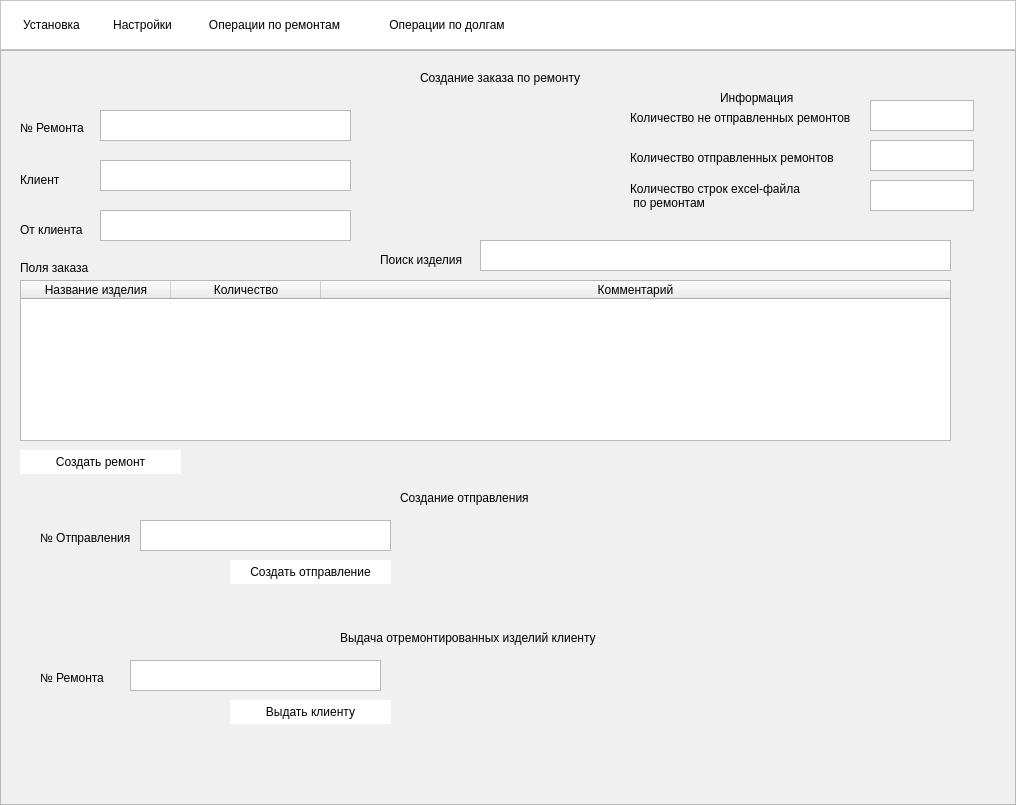
Qt form uiform.ui (IgorReyms/sklad) before a commit.
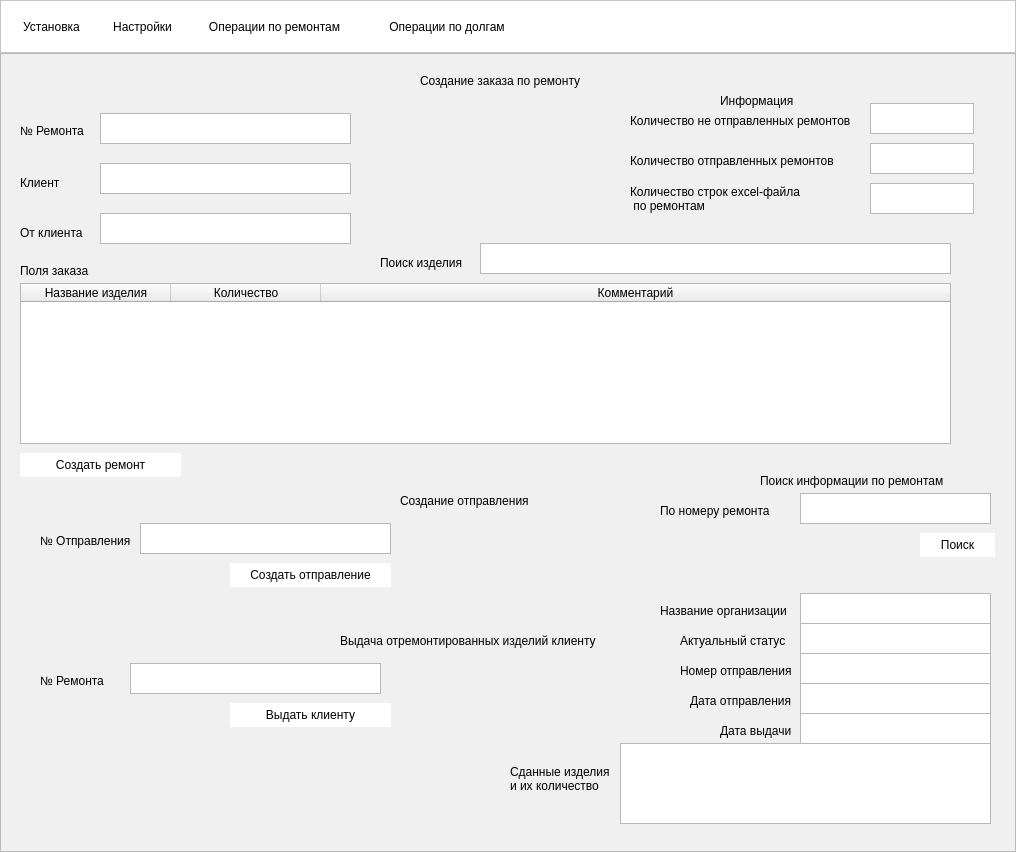
The same form after that commit.

Diff of the .ui file:
```diff
--- a/uiform.ui
+++ b/uiform.ui
@@ -7,7 +7,7 @@
     <x>0</x>
     <y>0</y>
     <width>1016</width>
-    <height>805</height>
+    <height>852</height>
    </rect>
   </property>
   <property name="windowTitle">
@@ -827,6 +827,197 @@
             <bool>true</bool>
            </attribute>
           </widget>
+          <widget class="QLabel" name="label_38">
+           <property name="geometry">
+            <rect>
+             <x>750</x>
+             <y>410</y>
+             <width>201</width>
+             <height>16</height>
+            </rect>
+           </property>
+           <property name="text">
+            <string>Поиск информации по ремонтам</string>
+           </property>
+          </widget>
+          <widget class="QLabel" name="label_40">
+           <property name="geometry">
+            <rect>
+             <x>650</x>
+             <y>440</y>
+             <width>161</width>
+             <height>16</height>
+            </rect>
+           </property>
+           <property name="text">
+            <string>По номеру ремонта</string>
+           </property>
+          </widget>
+          <widget class="QPlainTextEdit" name="FinderRepairNoTextEdit">
+           <property name="geometry">
+            <rect>
+             <x>790</x>
+             <y>430</y>
+             <width>191</width>
+             <height>31</height>
+            </rect>
+           </property>
+          </widget>
+          <widget class="QLabel" name="label_41">
+           <property name="geometry">
+            <rect>
+             <x>670</x>
+             <y>570</y>
+             <width>161</width>
+             <height>16</height>
+            </rect>
+           </property>
+           <property name="text">
+            <string>Актуальный статус</string>
+           </property>
+          </widget>
+          <widget class="QPushButton" name="FinderRepairInfoBtn">
+           <property name="geometry">
+            <rect>
+             <x>910</x>
+             <y>470</y>
+             <width>75</width>
+             <height>24</height>
+            </rect>
+           </property>
+           <property name="text">
+            <string>Поиск</string>
+           </property>
+          </widget>
+          <widget class="QPlainTextEdit" name="FinderRepairStatusTextEdit">
+           <property name="geometry">
+            <rect>
+             <x>790</x>
+             <y>560</y>
+             <width>191</width>
+             <height>31</height>
+            </rect>
+           </property>
+          </widget>
+          <widget class="QLabel" name="label_42">
+           <property name="geometry">
+            <rect>
+             <x>680</x>
+             <y>630</y>
+             <width>161</width>
+             <height>16</height>
+            </rect>
+           </property>
+           <property name="text">
+            <string>Дата отправления</string>
+           </property>
+          </widget>
+          <widget class="QPlainTextEdit" name="FinderRepairShipmentDateTextEdit">
+           <property name="geometry">
+            <rect>
+             <x>790</x>
+             <y>620</y>
+             <width>191</width>
+             <height>31</height>
+            </rect>
+           </property>
+          </widget>
+          <widget class="QLabel" name="label_43">
+           <property name="geometry">
+            <rect>
+             <x>710</x>
+             <y>660</y>
+             <width>161</width>
+             <height>16</height>
+            </rect>
+           </property>
+           <property name="text">
+            <string>Дата выдачи</string>
+           </property>
+          </widget>
+          <widget class="QPlainTextEdit" name="FinderRepairOutTextEdit">
+           <property name="geometry">
+            <rect>
+             <x>790</x>
+             <y>650</y>
+             <width>191</width>
+             <height>31</height>
+            </rect>
+           </property>
+          </widget>
+          <widget class="QLabel" name="label_44">
+           <property name="geometry">
+            <rect>
+             <x>500</x>
+             <y>700</y>
+             <width>161</width>
+             <height>31</height>
+            </rect>
+           </property>
+           <property name="text">
+            <string>Сданные изделия
+и их количество</string>
+           </property>
+          </widget>
+          <widget class="QPlainTextEdit" name="FinderRepairItemInfoTextEdit">
+           <property name="geometry">
+            <rect>
+             <x>610</x>
+             <y>680</y>
+             <width>371</width>
+             <height>81</height>
+            </rect>
+           </property>
+           <property name="lineWrapMode">
+            <enum>QPlainTextEdit::NoWrap</enum>
+           </property>
+          </widget>
+          <widget class="QLabel" name="label_45">
+           <property name="geometry">
+            <rect>
+             <x>670</x>
+             <y>600</y>
+             <width>161</width>
+             <height>16</height>
+            </rect>
+           </property>
+           <property name="text">
+            <string>Номер отправления</string>
+           </property>
+          </widget>
+          <widget class="QPlainTextEdit" name="FinderRepairShipNoTextEdit">
+           <property name="geometry">
+            <rect>
+             <x>790</x>
+             <y>590</y>
+             <width>191</width>
+             <height>31</height>
+            </rect>
+           </property>
+          </widget>
+          <widget class="QPlainTextEdit" name="FinderRepairClientTextEdit">
+           <property name="geometry">
+            <rect>
+             <x>790</x>
+             <y>530</y>
+             <width>191</width>
+             <height>31</height>
+            </rect>
+           </property>
+          </widget>
+          <widget class="QLabel" name="label_46">
+           <property name="geometry">
+            <rect>
+             <x>650</x>
+             <y>540</y>
+             <width>161</width>
+             <height>16</height>
+            </rect>
+           </property>
+           <property name="text">
+            <string>Название организации</string>
+           </property>
+          </widget>
          </widget>
          <widget class="QWidget" name="debtPage">
           <widget class="QLabel" name="label_22">
```
